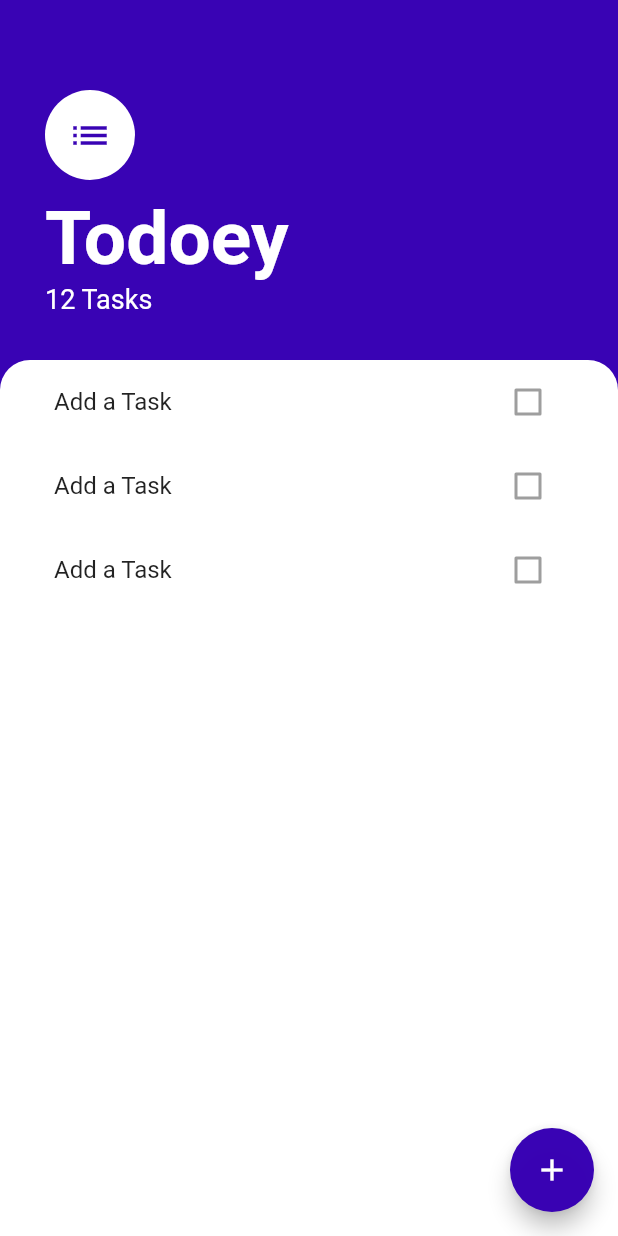
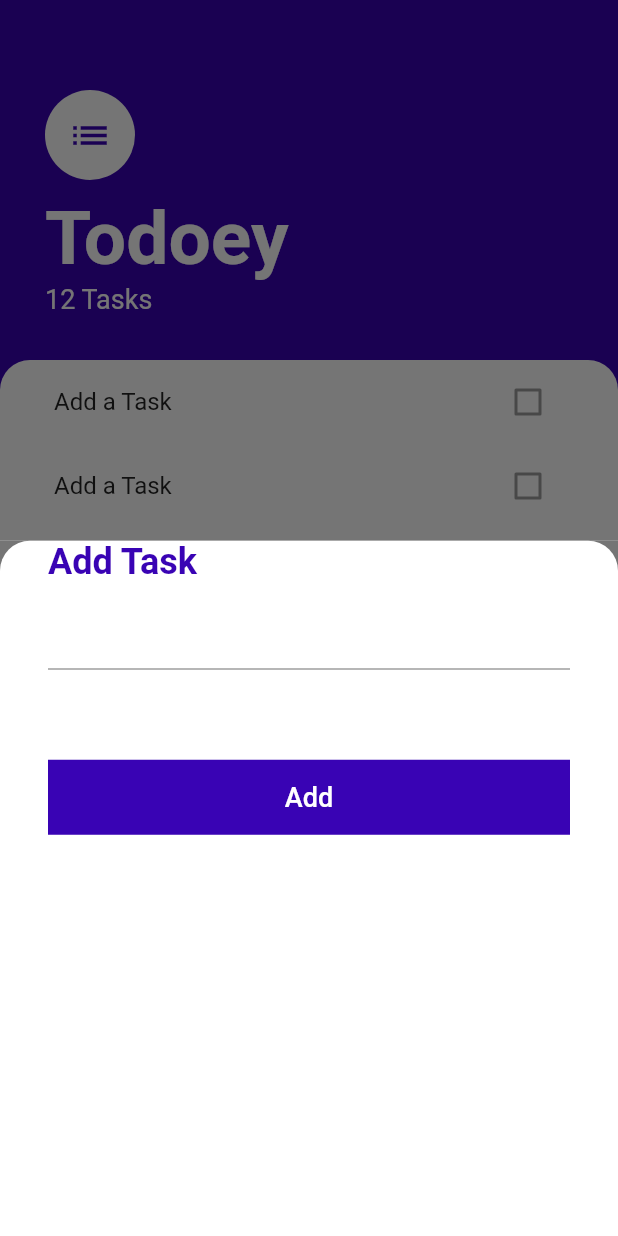
Before and after one commit to fufex3934/todoApp, a Flutter app: the screen it shows after launch, after a tap on the "add" icon, on a phone screen of 412 x 824 dp. Run offline on Flutter 3.47's test engine with Material 2 defaults, Android fonts, the phone set to English and light mode, and no system bars.

Commit message:
second commit

```diff
--- /dev/null
+++ b/lib/screens/add_task_screen.dart
@@ -0,0 +1,71 @@
+import 'package:flutter/material.dart';
+
+class AddTaskScreen extends StatelessWidget {
+  const AddTaskScreen({Key? key}) : super(key: key);
+
+  @override
+  Widget build(BuildContext context) {
+    return Container(
+       color: const Color(0xff757575),
+      child: Container(
+        decoration: const BoxDecoration(
+            color: Colors.white,
+            borderRadius: BorderRadius.only(
+                topRight: Radius.circular(20),
+                topLeft: Radius.circular(20),
+            ),
+        ),
+        child: Padding(
+          padding: const EdgeInsets.symmetric(horizontal: 32),
+          child: Column(
+           crossAxisAlignment: CrossAxisAlignment.start,
+            children:  [
+              const Text(
+                  'Add Task',
+                style: TextStyle(
+                  color: Color(0xFFc3700b3),
+                  fontSize: 24,
+                  fontWeight: FontWeight.bold
+                ),
+              ),
+              const SizedBox(height: 10,),
+             const TextField(
+
+              decoration: InputDecoration(
+                border: UnderlineInputBorder(
+                  borderSide: BorderSide(color: Color(0xFFc3700b3),width: 2),
+                ),
+                focusedBorder: UnderlineInputBorder(
+                  borderSide: BorderSide(color:  Color(0xFFc3700b3),width: 2),
+                ),
+
+              ),
+            ),
+              const SizedBox(height: 60,),
+              Container(
+                width: 400,
+                height: 50,
+                decoration: const BoxDecoration(
+                  color:  Color(0xFFc3700b3),
+
+                ),
+                child: TextButton(
+                  onPressed: () {},
+                  child: const Text(
+                    'Add',
+                    style: TextStyle(
+                      color: Colors.white,
+                      fontSize: 18,
+                    ),
+                  ),
+                ),
+              )
+
+
+            ],
+          ),
+        ),
+      ),
+    );
+  }
+}
--- a/lib/screens/tasks_screen.dart
+++ b/lib/screens/tasks_screen.dart
@@ -1,22 +1,20 @@
 import 'package:flutter/material.dart';
 
 import '../widgets/tasks_list.dart';
+import 'add_task_screen.dart';
 
-class TasksScreen extends StatefulWidget {
+class TasksScreen extends StatelessWidget {
 
-  @override
-  State<TasksScreen> createState() => _TasksScreenState();
-}
 
-class _TasksScreenState extends State<TasksScreen> {
-  bool isChecked = false;
   @override
   Widget build(BuildContext context) {
     return Scaffold(
       backgroundColor: const  Color(0xFFc3700b3),
       floatingActionButton: FloatingActionButton(
         backgroundColor:  const Color(0xFFc3700b3),
-        onPressed: (){},
+        onPressed: (){
+          showModalBottomSheet(context: context, builder: (context)=>const AddTaskScreen());
+        },
         child: const Icon(
           Icons.add,
         ),
@@ -29,7 +27,8 @@ class _TasksScreenState extends State<TasksScreen> {
                 top: 60.0,
                 left: 30.0,
                 right: 30.0,
-                bottom: 30.0),
+                bottom: 30.0
+            ),
             child: Column(
               crossAxisAlignment: CrossAxisAlignment.start,
               children:  const [
```
